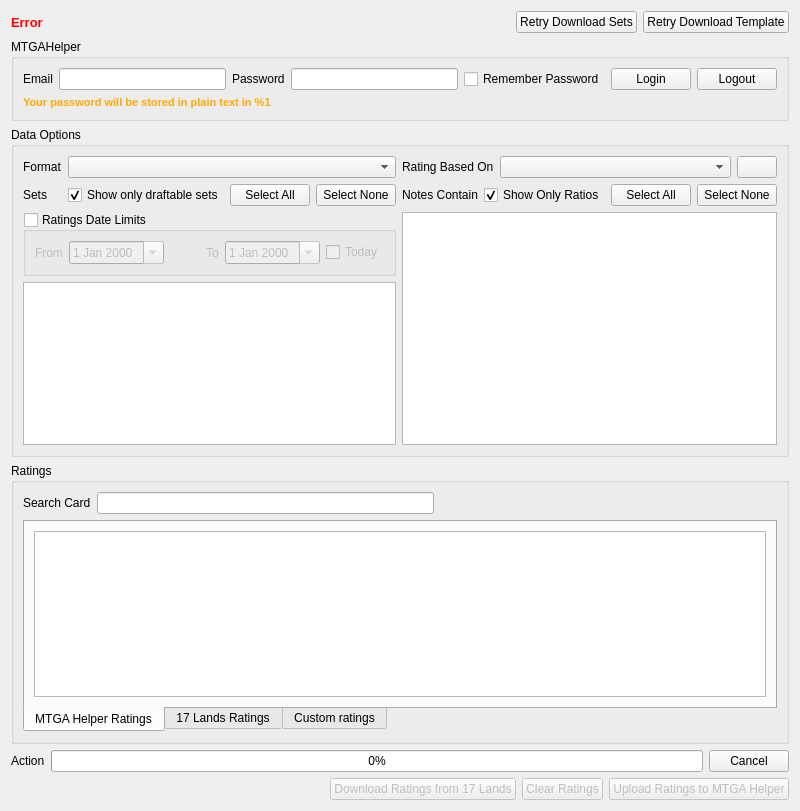
The window that src/centralwidget.ui (VSRonin/17Helper) describes before a commit, drawn with Qt 5.
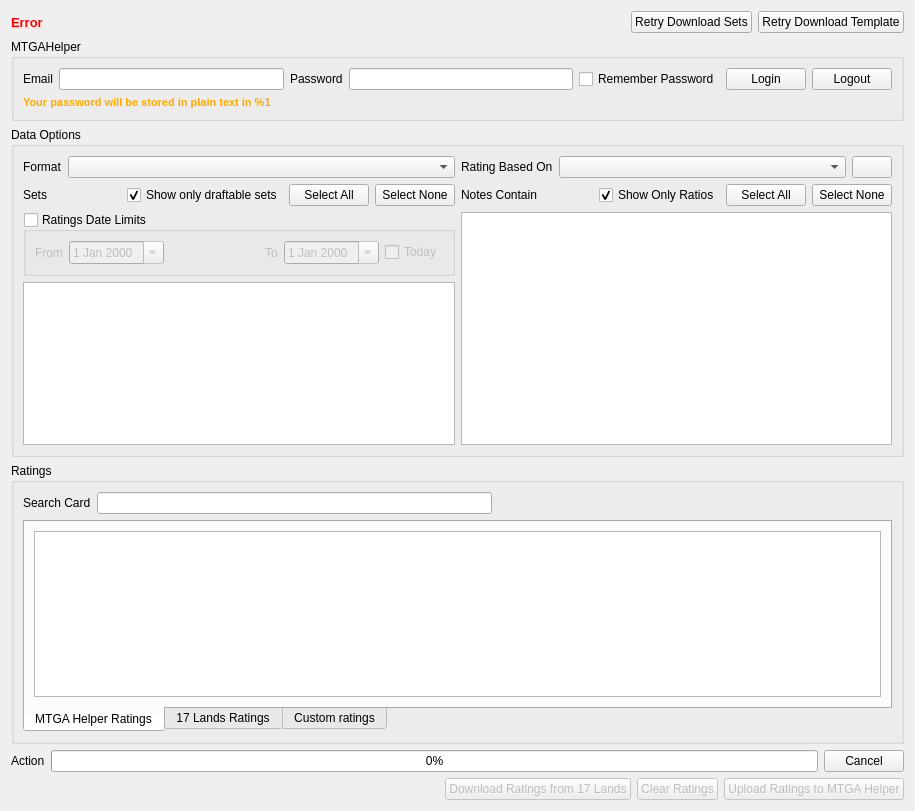
The same window after the commit. Icons and pictures are not drawn.

```diff
--- a/src/centralwidget.ui
+++ b/src/centralwidget.ui
@@ -6,7 +6,7 @@
    <rect>
     <x>0</x>
     <y>0</y>
-    <width>800</width>
+    <width>915</width>
     <height>811</height>
    </rect>
   </property>
@@ -64,7 +64,6 @@
        <property name="font">
         <font>
          <pointsize>10</pointsize>
-         <weight>75</weight>
          <bold>true</bold>
         </font>
        </property>
@@ -185,7 +184,6 @@
         <property name="font">
          <font>
           <pointsize>8</pointsize>
-          <weight>75</weight>
           <bold>true</bold>
          </font>
         </property>
```
Left out of the diff: 4 changed lines with no effect on the pictures.
